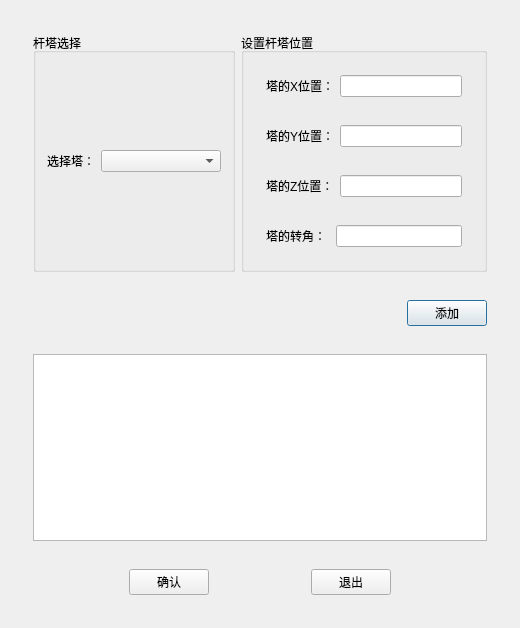
The window that TW/TowerWireGroupAssembly.ui (Shixuku/Tower-Visual) describes before a commit, drawn with Qt 5.
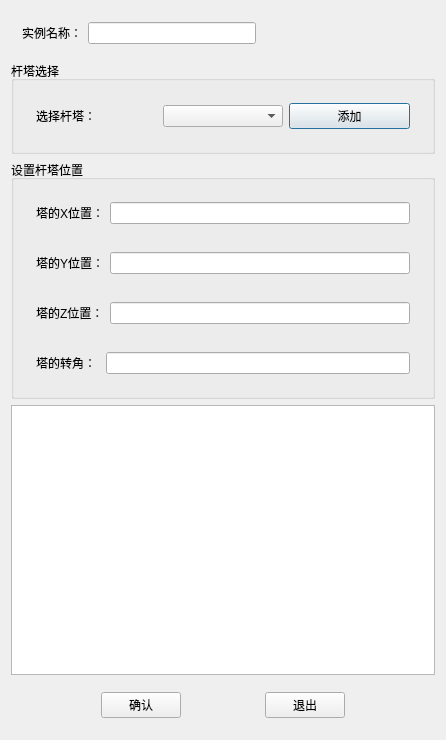
The same window after the commit.

Commit message: 1、主要是把原来在塔身和塔头的查看图片类型 放到新的界面里面了。 2、重新布局了一下塔线组合界面，顺便加了一个名称

```diff
--- a/TW/TowerWireGroupAssembly.ui
+++ b/TW/TowerWireGroupAssembly.ui
@@ -6,30 +6,56 @@
    <rect>
     <x>0</x>
     <y>0</y>
-    <width>520</width>
-    <height>628</height>
+    <width>446</width>
+    <height>740</height>
    </rect>
   </property>
   <property name="windowTitle">
    <string>塔线组实例</string>
   </property>
-  <layout class="QHBoxLayout" name="horizontalLayout_9">
-   <item>
-    <widget class="QWidget" name="widget" native="true">
      <layout class="QVBoxLayout" name="verticalLayout_2">
       <item>
-       <widget class="QWidget" name="widget_3" native="true">
-        <layout class="QHBoxLayout" name="horizontalLayout">
+    <widget class="QWidget" name="widget_5" native="true">
+     <layout class="QHBoxLayout" name="horizontalLayout_3">
+      <item>
+       <widget class="QLabel" name="label_6">
+        <property name="text">
+         <string>实例名称：</string>
+        </property>
+       </widget>
+      </item>
+      <item>
+       <widget class="QLineEdit" name="lineEdit"/>
+      </item>
+      <item>
+       <spacer name="horizontalSpacer_5">
+        <property name="orientation">
+         <enum>Qt::Horizontal</enum>
+        </property>
+        <property name="sizeHint" stdset="0">
+         <size>
+          <width>40</width>
+          <height>20</height>
+         </size>
+        </property>
+       </spacer>
+      </item>
+     </layout>
+    </widget>
+   </item>
          <item>
           <widget class="QGroupBox" name="groupBox_2">
            <property name="title">
             <string>杆塔选择</string>
            </property>
-           <layout class="QHBoxLayout" name="horizontalLayout_10">
+     <layout class="QVBoxLayout" name="verticalLayout">
+      <item>
+       <widget class="QWidget" name="widget_4" native="true">
+        <layout class="QHBoxLayout" name="horizontalLayout_2">
             <item>
              <widget class="QLabel" name="label">
               <property name="text">
-               <string>选择塔：</string>
+            <string>选择杆塔：</string>
               </property>
              </widget>
             </item>
@@ -49,6 +75,16 @@
               </property>
              </widget>
             </item>
+         <item>
+          <widget class="QPushButton" name="BtnAdd">
+           <property name="text">
+            <string>添加</string>
+           </property>
+          </widget>
+         </item>
+        </layout>
+       </widget>
+      </item>
            </layout>
           </widget>
          </item>
@@ -132,44 +168,9 @@
            </layout>
           </widget>
          </item>
-        </layout>
-       </widget>
-      </item>
-      <item>
-       <widget class="QWidget" name="widget_11" native="true">
-        <layout class="QHBoxLayout" name="horizontalLayout_8">
-         <item>
-          <spacer name="horizontalSpacer">
-           <property name="orientation">
-            <enum>Qt::Horizontal</enum>
-           </property>
-           <property name="sizeHint" stdset="0">
-            <size>
-             <width>40</width>
-             <height>20</height>
-            </size>
-           </property>
-          </spacer>
-         </item>
-         <item>
-          <widget class="QPushButton" name="BtnAdd">
-           <property name="text">
-            <string>添加</string>
-           </property>
-          </widget>
-         </item>
-        </layout>
-       </widget>
-      </item>
-      <item>
-       <widget class="QWidget" name="widget_2" native="true">
-        <layout class="QVBoxLayout" name="verticalLayout_3">
          <item>
           <widget class="QTableWidget" name="tableWidget"/>
          </item>
-        </layout>
-       </widget>
-      </item>
       <item>
        <widget class="QWidget" name="widget_12" native="true">
         <layout class="QHBoxLayout" name="horizontalLayout_11">
@@ -225,9 +226,6 @@
             </size>
            </property>
           </spacer>
-         </item>
-        </layout>
-       </widget>
       </item>
      </layout>
     </widget>
```
Lines whose indentation alone changed are shown as unchanged. The commit also changes 13 other files.
